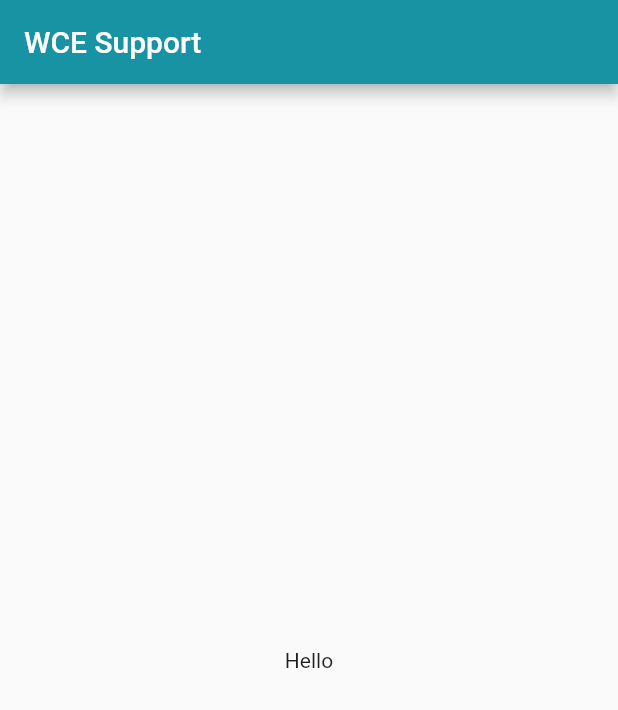
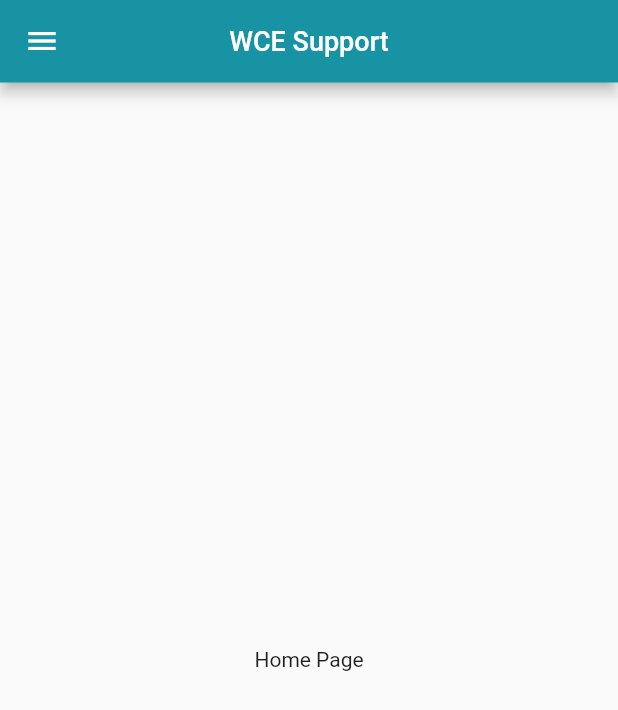
Before and after one commit to divyakekade/WCE-Support, a Flutter app: the screen it shows after launch, on a phone screen of 412 x 824 dp. Shown: the top 710 px of the screen. Run offline on Flutter 3.47's test engine with Material 2 defaults, Android fonts, the phone set to English and light mode, and no system bars.

Commit message:
side menu navigation added with folder structure

```diff
--- /dev/null
+++ b/lib/constants/ColorsAndStyles.dart
@@ -0,0 +1,28 @@
+import 'package:flutter/material.dart';
+
+MaterialColor buildMaterialColor(Color color) {
+  List strengths = <double>[.05];
+  Map<int, Color> swatch = {};
+  final int r = color.red, g = color.green, b = color.blue;
+
+  for (int i = 1; i < 10; i++) {
+    strengths.add(0.1 * i);
+  }
+  strengths.forEach((strength) {
+    final double ds = 0.5 - strength;
+    swatch[(strength * 1000).round()] = Color.fromRGBO(
+      r + ((ds < 0 ? r : (255 - r)) * ds).round(),
+      g + ((ds < 0 ? g : (255 - g)) * ds).round(),
+      b + ((ds < 0 ? b : (255 - b)) * ds).round(),
+      1,
+    );
+  });
+  return MaterialColor(color.value, swatch);
+}
+
+const Color primaryColor = Color(0xff1793A4);
+const Color card_background = Color(0xffF5F5F5);
+const Color heading_color = Color(0xff01353D);
+
+//constanly repeated styles for the widgets here
+//like add style for button used commonly here
--- a/lib/main.dart
+++ b/lib/main.dart
@@ -1,64 +1,24 @@
 import 'package:flutter/material.dart';
+import 'package:wce_support/constants/ColorsAndStyles.dart';
+import 'package:wce_support/screens/SideMenuNavigation.dart';
 
 void main() {
   runApp(const MyApp());
 
 }
 
-  MaterialColor buildMaterialColor(Color color) {
-  List strengths = <double>[.05];
-  Map<int, Color> swatch = {};
-  final int r = color.red, g = color.green, b = color.blue;
-
-  for (int i = 1; i < 10; i++) {
-    strengths.add(0.1 * i);
-  }
-  strengths.forEach((strength) {
-    final double ds = 0.5 - strength;
-    swatch[(strength * 1000).round()] = Color.fromRGBO(
-      r + ((ds < 0 ? r : (255 - r)) * ds).round(),
-      g + ((ds < 0 ? g : (255 - g)) * ds).round(),
-      b + ((ds < 0 ? b : (255 - b)) * ds).round(),
-      1,
-    );
-  });
-  return MaterialColor(color.value, swatch);
-}
-
 class MyApp extends StatelessWidget {
   const MyApp({super.key});
 
-  // This widget is the root of your application.
   @override
   Widget build(BuildContext context) {
     return MaterialApp(
+      debugShowCheckedModeBanner: false,
       title: 'WCE Support',
       theme: ThemeData(
-        primarySwatch: buildMaterialColor(const Color(0xff1793A4)),
+        primarySwatch: buildMaterialColor(primaryColor),
       ),
-      home: const MyHomePage(),
+      home: const SideMenuNavigation(),
     );
   }
 }
-
-class MyHomePage extends StatefulWidget {
-  const MyHomePage({super.key});
-
-  @override
-  State<MyHomePage> createState() => _MyHomePageState();
-}
-
-class _MyHomePageState extends State<MyHomePage> {
-
-  @override
-  Widget build(BuildContext context) {
-    return Scaffold(
-      appBar: AppBar(
-        title: const Text("WCE Support"),
-      ),
-      body: const Center(
-        child: Text("Hello")
-      )
-    );
-  }
-}
--- /dev/null
+++ b/lib/screens/BuyProducts.dart
@@ -0,0 +1 @@
+//make classname same as that of the file name
--- /dev/null
+++ b/lib/screens/HomePage.dart
@@ -0,0 +1,14 @@
+import 'package:flutter/material.dart';
+
+class HomePage extends StatelessWidget {
+  const HomePage({super.key});
+
+  @override
+  Widget build(BuildContext context) {
+    return Container(
+      child: const Center(
+        child: Text("Home Page"),
+      ),
+    );
+  }
+}
--- /dev/null
+++ b/lib/screens/SellProducts.dart
@@ -0,0 +1 @@
+//make classname same as that of the file name
--- /dev/null
+++ b/lib/screens/SideMenuNavigation.dart
@@ -0,0 +1,130 @@
+import 'package:flutter/material.dart';
+import 'package:wce_support/screens/HomePage.dart';
+import 'package:wce_support/screens/PutGrievance.dart';
+import 'package:wce_support/screens/ViewGrievances.dart';
+import 'package:wce_support/widgets/SidebarHeader.dart';
+import '../widgets/Appbar.dart';
+
+class SideMenuNavigation extends StatefulWidget {
+  const SideMenuNavigation({super.key});
+
+  @override
+  State<SideMenuNavigation> createState() => _SideMenuNavigationState();
+}
+
+class _SideMenuNavigationState extends State<SideMenuNavigation> {
+  var currentPage="home";
+
+  @override
+  Widget build(BuildContext context) {
+    var container;
+    if (currentPage == "home") {
+      container = const HomePage();
+    } else if (currentPage == "buy_products") {
+      container = const HomePage(); //need to change
+    } else if (currentPage == "sell_products") {
+      container = const HomePage(); //need to change
+    } else if (currentPage == "view_grievances") {
+      container = const ViewGrievances();
+    } else if (currentPage == "put_grievance") {
+      container = const PutGrievance();
+    } else if (currentPage == "view_profile") {
+      container = const HomePage(); //need to change
+    } else if (currentPage == "logout") {
+      container = const HomePage(); //need to change
+    }
+
+    return Scaffold(
+        appBar: const Appbar(),
+        drawer: Drawer(
+          child: SingleChildScrollView(
+            child: Column(
+              children: [
+                const SidebarHeader(),
+                SidebarList()
+              ],
+            ),
+          ),
+        ),
+        body: container
+        );
+  }
+
+  Widget SidebarList() {
+    return Container(
+      padding: const EdgeInsets.only(
+        top: 15,
+      ),
+      child: Column(
+        children: [
+          menuItem(1, "Home", Icons.home_outlined,
+              currentPage == "home" ? true : false),
+          menuItem(2, "Buy Products", Icons.shopping_cart_outlined,
+              currentPage == "buy_products" ? true : false),
+          menuItem(3, "Sell Products", Icons.sell_outlined,
+              currentPage == "sell_products" ? true : false),
+          menuItem(4, "View Grivances", Icons.notes,
+              currentPage == "view_grievances" ? true : false),
+          menuItem(5, "Put Grievance", Icons.feedback_outlined,
+              currentPage == "put_grievance" ? true : false),
+          menuItem(6, "View Profile", Icons.person_outlined,
+              currentPage == "view_profile" ? true : false),
+          menuItem(7, "Logout", Icons.logout,
+              currentPage == "logout" ? true : false),
+        ],
+      ),
+    );
+  }
+
+  Widget menuItem(int id, String title, IconData icon, bool selected) {
+    return Material(
+      color: selected ? Colors.grey[300] : Colors.transparent,
+      child: InkWell(
+        onTap: () {
+          Navigator.pop(context);
+          setState(() {
+            if (id == 1) {
+              currentPage = "home";
+            } else if (id == 2) {
+              currentPage = "buy_products";
+            } else if (id == 3) {
+              currentPage = "sell_products";
+            } else if (id == 4) {
+              currentPage = "view_grievances";
+            } else if (id == 5) {
+              currentPage = "put_grievance";
+            } else if (id == 6) {
+              currentPage = "view_profile";
+            } else if (id == 7) {
+              currentPage = "logout";
+            }
+          });
+        },
+        child: Padding(
+          padding: const EdgeInsets.all(15.0),
+          child: Row(
+            children: [
+              Expanded(
+                child: Icon(
+                  icon,
+                  size: 22,
+                  color: Colors.black,
+                ),
+              ),
+              Expanded(
+                flex: 3,
+                child: Text(
+                  title,
+                  style: const TextStyle(
+                    color: Colors.black,
+                    fontSize: 16,
+                  ),
+                ),
+              ),
+            ],
+          ),
+        ),
+      ),
+    );
+  }
+}
--- /dev/null
+++ b/lib/screens/ViewProfile.dart
@@ -0,0 +1 @@
+//make classname same as that of the file name
--- /dev/null
+++ b/lib/widgets/Appbar.dart
@@ -0,0 +1,18 @@
+import 'package:flutter/material.dart';
+
+class Appbar extends StatelessWidget implements PreferredSizeWidget{
+  const Appbar({super.key});
+
+  @override
+  Size get preferredSize => const Size.fromHeight(55);
+
+  @override
+  Widget build(BuildContext context) {
+    return  AppBar(
+        title: const Text("WCE Support",
+        style: TextStyle(fontSize: 18),
+        ),
+        centerTitle: true,
+    );
+  }
+}
--- a/pubspec.yaml
+++ b/pubspec.yaml
@@ -60,8 +60,8 @@ flutter:
   uses-material-design: true
 
   # To add assets to your application, add an assets section, like this:
-  # assets:
-  #   - images/a_dot_burr.jpeg
+  assets:
+    - assets/
   #   - images/a_dot_ham.jpeg
 
   # An image asset can refer to one or more resolution-specific "variants", see
```
Also changed, not shown: lib/screens/PutGrievance.dart (added, +19 -0 lines), lib/screens/ViewGrievances.dart (added, +19 -0 lines), lib/widgets/SidebarHeader.dart (added, +41 -0 lines), 1 other file.
